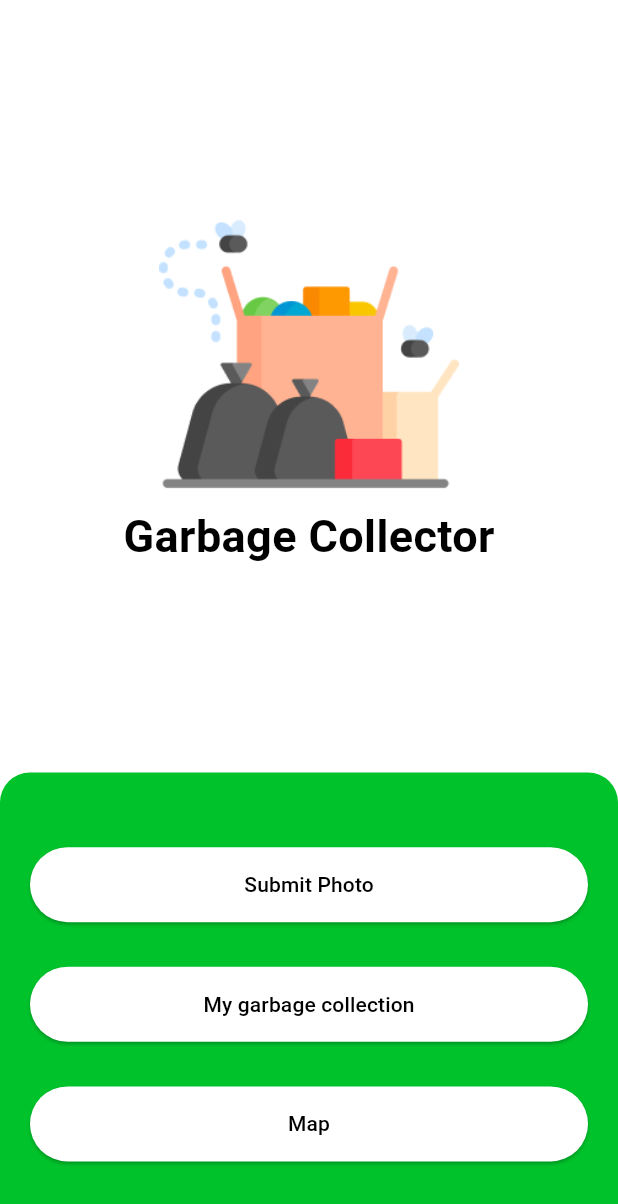
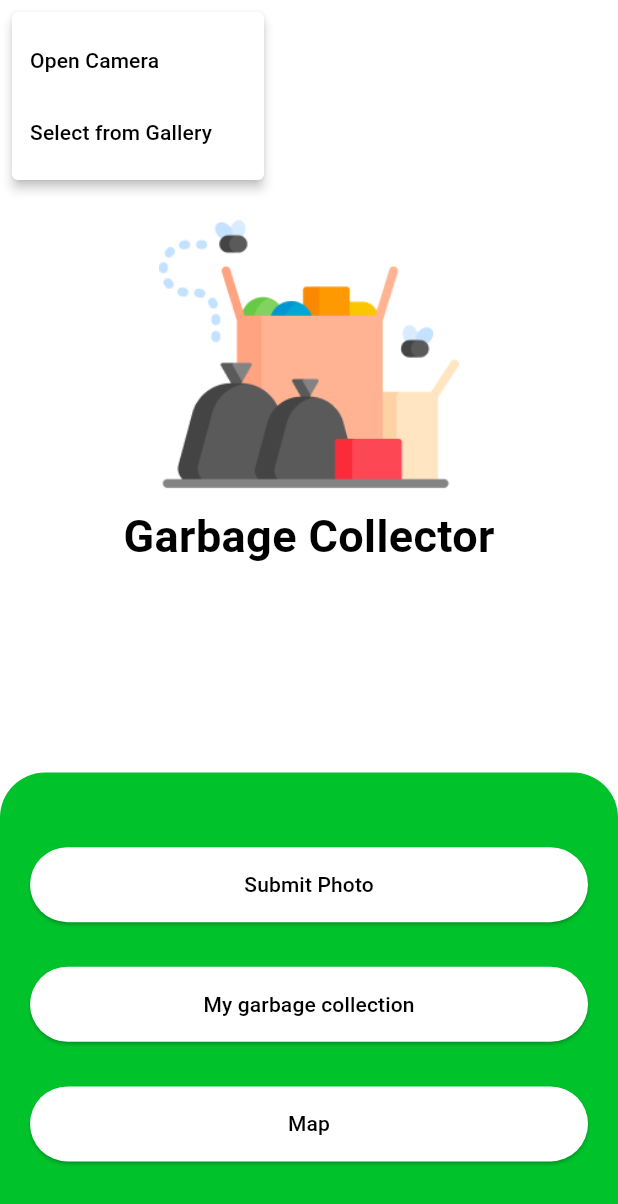
Before and after one commit to kerteszlevi/garbage_locator, a Flutter app: the screen it shows after launch, after a tap on "Submit Photo", on a phone screen of 412 x 824 dp. Shown: the top 1204 px of the screen. Run offline on Flutter 3.47's test engine with Material 3 defaults, Android fonts, the phone set to English and light mode, and no system bars; our stand-ins replace bloc, equatable, floor, flutter_bloc, image_picker, sqflite; accounts and stored records are empty; generated files the repository leaves out were written again.

Commit message:
popup menu, gallery also supported,

```diff
--- a/lib/bloc/camera/camera_bloc.dart
+++ b/lib/bloc/camera/camera_bloc.dart
@@ -21,6 +21,16 @@ class CameraBloc extends Bloc<CameraEvent, CameraState> {
         emit(CameraErrorState('Error taking picture'));
       }
     });
+    on<GalleryRequested>((event, emit) async {
+      final ImagePicker picker = ImagePicker();
+      final XFile? file = await picker.pickImage(source: ImageSource.gallery);
+      if (file != null) {
+        //when the picture is taken we navigate to the publish screen
+        emit(PictureSelectedState(file.path));
+      } else {
+        emit(CameraErrorState('Error selecting photo from gallery'));
+      }
+    });
     on<PictureTaken>((event, emit) {
       emit(PictureTakenState(event.imagePath));
     });
--- a/lib/bloc/camera/camera_event.dart
+++ b/lib/bloc/camera/camera_event.dart
@@ -23,3 +23,5 @@ final class PictureTaken extends CameraEvent {
   @override
   List<Object> get props => [imagePath];
 }
+
+final class GalleryRequested extends CameraEvent {}
--- a/lib/bloc/camera/camera_state.dart
+++ b/lib/bloc/camera/camera_state.dart
@@ -21,3 +21,9 @@ final class PictureTakenState extends CameraState {
 
 //state for when the camera is starting up and the user is waiting
 final class CameraStartingState extends CameraState {}
+
+final class PictureSelectedState extends CameraState {
+  final String imagePath;
+
+  PictureSelectedState(this.imagePath);
+}
--- a/lib/screens/initial_screen.dart
+++ b/lib/screens/initial_screen.dart
@@ -47,6 +47,14 @@ class InitialView extends StatelessWidget {
           Navigator.pushNamed(context, '/camera_screen');
         } else if (state is CameraErrorState) {
           Navigator.pop(context);
+        } else if (state is PictureSelectedState) {
+          Navigator.push(
+            context,
+            MaterialPageRoute(
+              //navigating to the publish screen and passing the image path of the taken photo
+              builder: (context) => PublishScreen(imagePath: state.imagePath),
+            ),
+          );
         }
       },
       child: Scaffold(
@@ -95,8 +103,8 @@ class InitialView extends StatelessWidget {
                 decoration: BoxDecoration(
                   color: Theme.of(context).colorScheme.primary,
                   borderRadius: const BorderRadius.only(
-                    topLeft: Radius.circular(20),
-                    topRight: Radius.circular(20),
+                    topLeft: Radius.circular(30),
+                    topRight: Radius.circular(30),
                   ),
                 ),
                 child: SafeArea(
@@ -115,11 +123,32 @@ class InitialView extends StatelessWidget {
                           style: ElevatedButton.styleFrom(
                             padding: const EdgeInsets.all(15),
                           ),
-                          onPressed: () {
+                          onPressed: () async {
+                            //TODO: popup menu is ugly find something usable an aesthetically pleasing
+                            final selected = await showMenu(
+                                context: context,
+                                position: RelativeRect.fill,
+                                items: [
+                                  PopupMenuItem(
+                                    value: 'camera',
+                                    child: const Text('Open Camera'),
+                                  ),
+                                  PopupMenuItem(
+                                    value: 'gallery',
+                                    child: const Text('Select from Gallery'),
+                                  ),
+                                ]);
+                            if (selected == 'camera') {
+                              BlocProvider.of<CameraBloc>(context)
+                                  .add(CameraRequest());
+                            } else if (selected == 'gallery') {
+                              BlocProvider.of<CameraBloc>(context)
+                                  .add(GalleryRequested());
+                            }
+
                             //TODO: push pop mess also here.
                             //TODO: ui jitter fix when opening camera
-                            BlocProvider.of<CameraBloc>(context)
-                                .add(CameraRequest());
+                            //BlocProvider.of<CameraBloc>(context).add(CameraRequest());
                           },
                           child: const Text('Submit Photo',
                               style: TextStyle(
--- a/pubspec.yaml
+++ b/pubspec.yaml
@@ -16,7 +16,7 @@ dependencies:
   cupertino_icons: ^1.0.6
   flutter_bloc: ^8.1.5
   path_provider: ^2.0.5
-  image_picker: ^0.8.4+4
+  image_picker: ^1.1.0
   equatable: ^2.0.3
   floor: ^1.4.2
   sqflite: ^2.3.3
```
Also changed, not shown: lib/screens/camera_screen.dart (+42 -8 lines), pubspec.lock, 1 other file.
